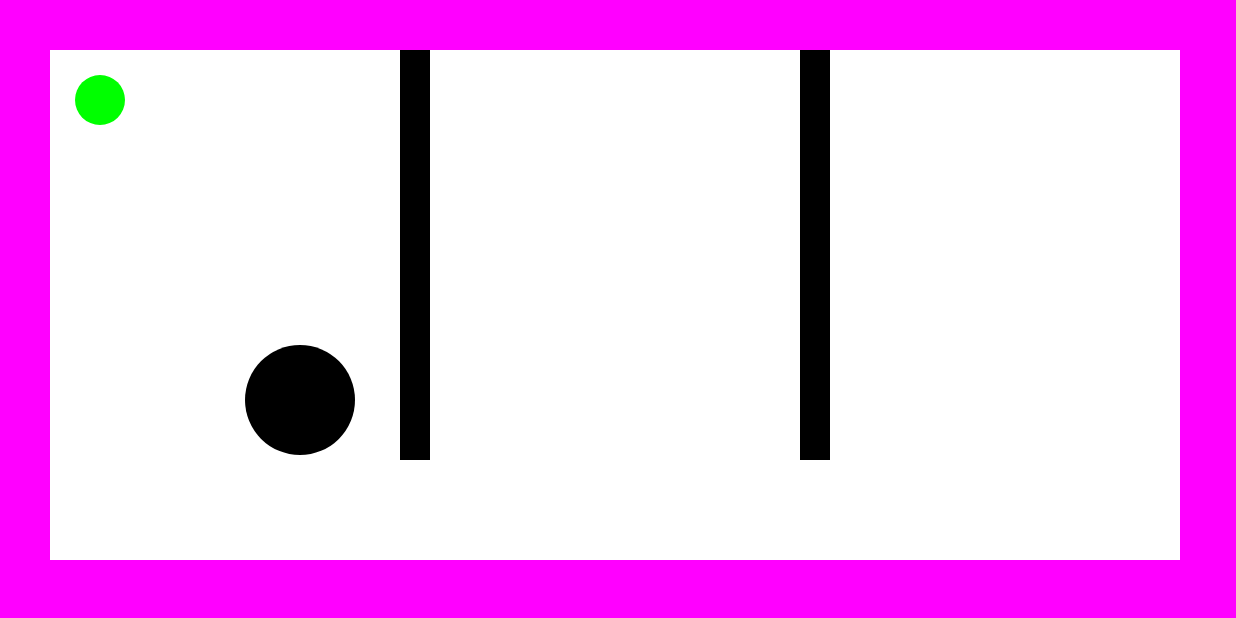
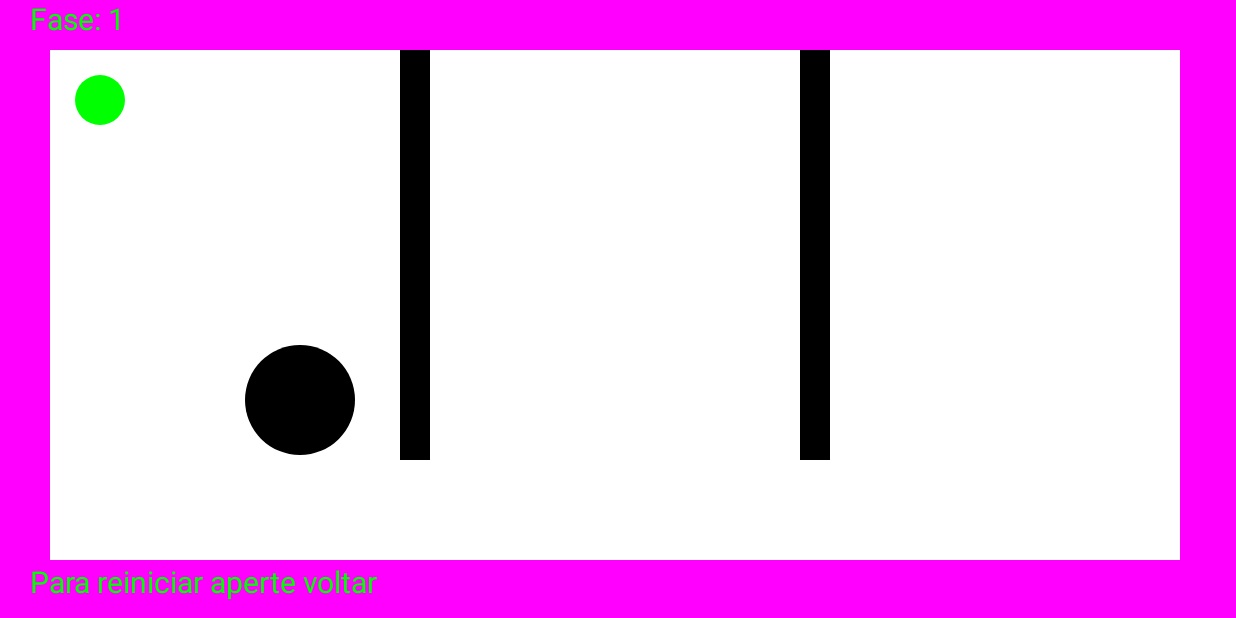
Before and after one commit to cesargraeff/ucs-android-labirinto, an Android app: the screen it shows after launch (MainActivity), on a phone screen of 824 x 412 dp (held sideways). Run offline under Robolectric (Android 15) with nearby library versions, the phone set to English and light mode, and no system bars.

Commit message:
Vai bola 5

```diff
--- a/app/src/main/java/br/ucs/android/vaibola/CanvasView.java
+++ b/app/src/main/java/br/ucs/android/vaibola/CanvasView.java
@@ -59,6 +59,7 @@ public class CanvasView extends View {
                 canvas.drawCircle(300, 400, radius + 30, p);
                 break;
             case 2:
+                drawBord(canvas);
                 break;
             default:
         }
@@ -78,6 +79,12 @@ public class CanvasView extends View {
 
         canvas.drawRect(0, 0, mX, 50, p);
         canvas.drawRect(0, (l - 5) * 10, mX, mY, p);
+
+        Paint p3 = new Paint();
+        p3.setTextSize(30);
+        p3.setColor(Color.GREEN);
+        canvas.drawText("Fase: " + fase,30, 30, p3);
+        canvas.drawText("Para reiniciar aperte voltar", 30, mY - 25, p3 );
     }
 
     public void setF1() {
--- a/app/src/main/java/br/ucs/android/vaibola/MainActivity.java
+++ b/app/src/main/java/br/ucs/android/vaibola/MainActivity.java
@@ -23,6 +23,8 @@ public class MainActivity extends Activity {
     protected void onCreate(Bundle savedInstanceState) {
         super.onCreate(savedInstanceState);
         setContentView(R.layout.activity_main);
+
+        grilo();
 
         WindowManager wm = getWindowManager();
         Display d = wm.getDefaultDisplay();
```
